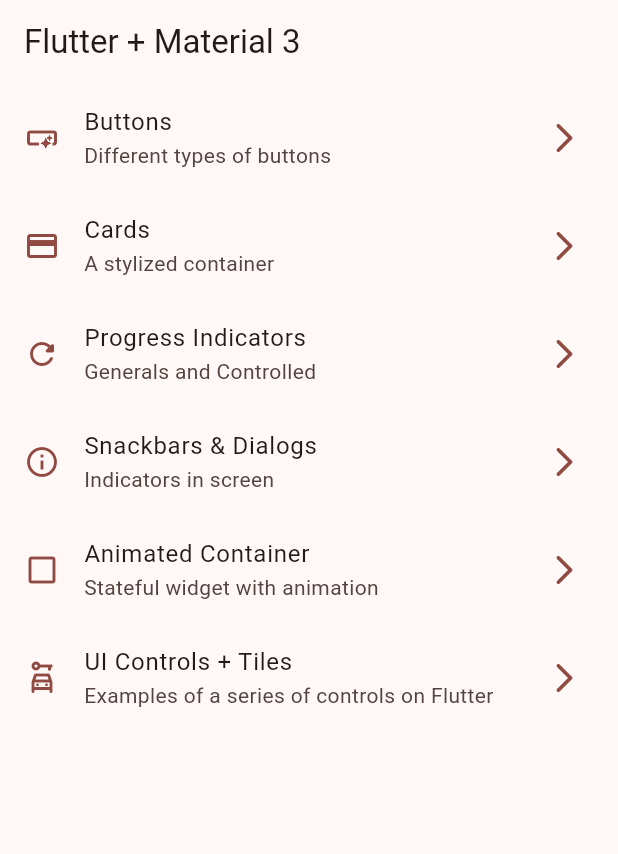
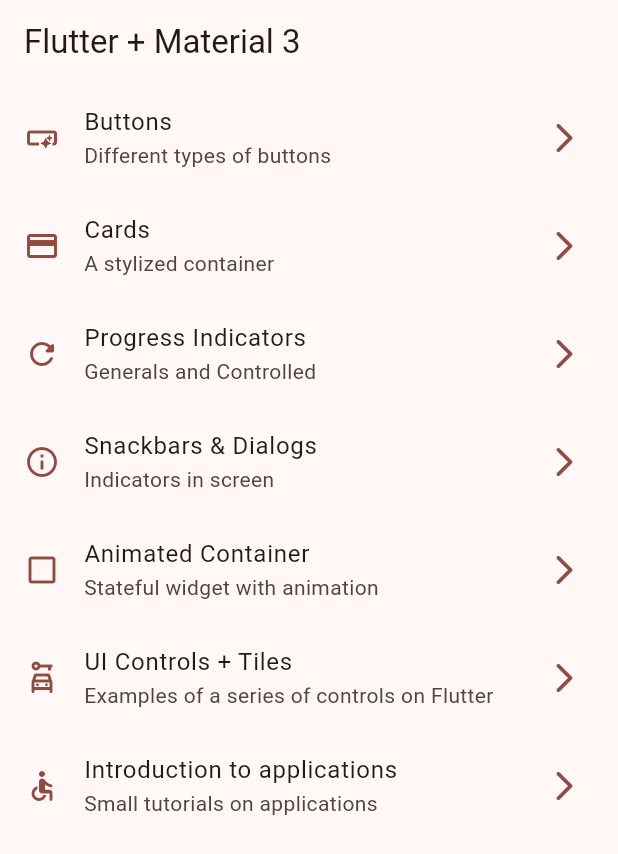
Before and after one commit to CosmicTiger/widgets_app, a Flutter app: the screen it shows after launch, on a phone screen of 412 x 824 dp. Shown: the top 854 px of the screen. Run offline on Flutter 3.47's test engine with Material 3 defaults, Android fonts, the phone set to English and light mode, and no system bars; our stand-ins replace go_router.

Commit message:
✨ feature: add configurations for app tutorial screens in routing

```diff
--- a/lib/config/menu/menu_items.dart
+++ b/lib/config/menu/menu_items.dart
@@ -53,4 +53,10 @@ var appMenuItems = <MenuItem>[
     link: '/ui-controls',
     icon: Icons.car_rental_outlined,
   ),
+  MenuItem(
+    title: 'Introduction to applications',
+    subTitle: 'Small tutorials on applications',
+    link: '/tutorial',
+    icon: Icons.accessible_rounded,
+  ),
 ];
--- a/lib/config/router/app_router.dart
+++ b/lib/config/router/app_router.dart
@@ -35,4 +35,9 @@ final appRouter = GoRouter(initialLocation: '/', routes: [
     name: UiControlsScreen.name,
     builder: (context, state) => UiControlsScreen(),
   ),
+  GoRoute(
+    path: '/tutorial',
+    name: AppTutorialScreen.name,
+    builder: (context, state) => AppTutorialScreen(),
+  ),
 ]);
```
